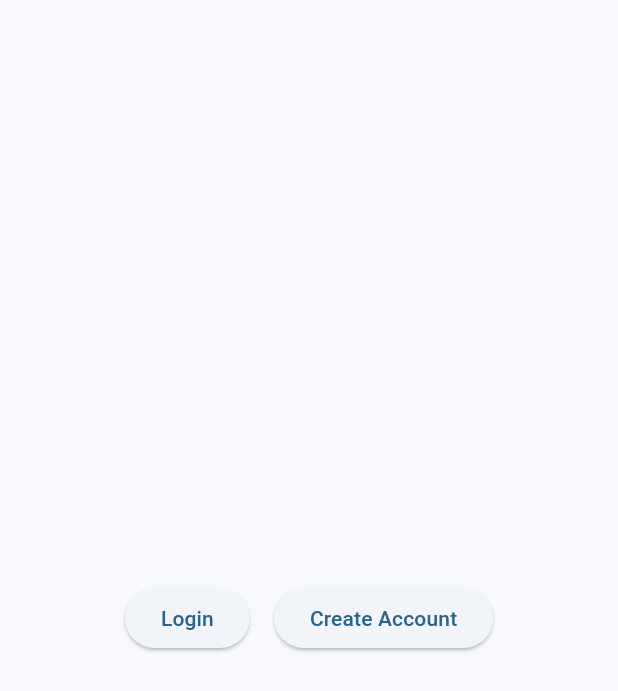
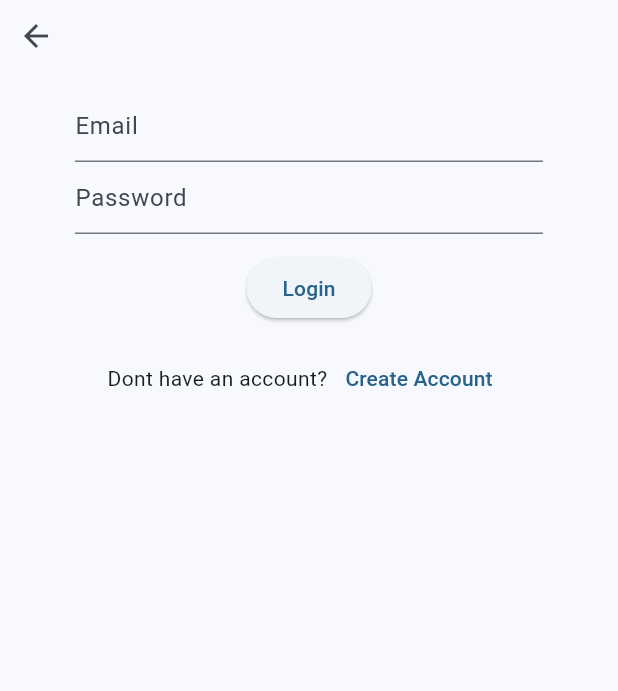
Before and after one commit to AidenAC/UpdateMyUSB, a Flutter app: the UserPage widget shown alone on an empty page, opened directly, after a tap on "Login", on a phone screen of 412 x 824 dp. Shown: the top 691 px of the screen. Run offline on Flutter 3.47's test engine with Material 3 defaults, Android fonts, the phone set to English and light mode, and no system bars; network calls fail.

Commit message:
created login page

```diff
--- a/FrontEnd/updatemyusb_front/lib/user.dart
+++ b/FrontEnd/updatemyusb_front/lib/user.dart
@@ -2,13 +2,22 @@
 
 import 'package:flutter/material.dart';
 
-class UserPage extends StatelessWidget {
+class UserPage extends StatefulWidget {
   const UserPage({super.key});
 
   @override
+  State<UserPage> createState() => _UserPageState();
+}
+
+class _UserPageState extends State<UserPage> {
+  var userIndex = 0;
+  late Widget userAction;
+
+  @override
   Widget build(BuildContext context) {
-    return Center(
-      child: Row(
+    switch (userIndex) {
+      case 0:
+        userAction = Row(
         mainAxisAlignment: MainAxisAlignment.center,
         children: [
           Padding(
@@ -16,6 +25,9 @@ class UserPage extends StatelessWidget {
             child: ElevatedButton(
               onPressed: () {
                 print('login');
+                setState(() {
+                  userIndex = 1;
+                });
               },
               child: const Text('Login'),
             ),
@@ -30,7 +42,70 @@ class UserPage extends StatelessWidget {
             ),
           ),
         ],
-      ),
+      );
+      case 1:
+        userAction = Column(
+          children: [
+            Row(
+              children: [
+                BackButton(
+                  onPressed: () {
+                    setState(() {
+                      userIndex = 0;
+                    });
+                  },
+                ),
+              ],
+            ),
+            Padding(
+              padding: const EdgeInsets.only(
+                top: 12.0,
+                bottom: 12.0,
+                left: 50.0,
+                right: 50.0,
+              ),
+              child: Form(
+                child: Column (
+                  children: [
+                    TextFormField(
+                      decoration: const InputDecoration(
+                        hintText: 'Email',
+                      ),
+                    ),
+                    TextFormField(
+                      decoration: const InputDecoration(
+                        hintText: 'Password',
+                      ),
+                    ),
+                    Padding(
+                      padding: const EdgeInsets.only(top: 12.0),
+                      child: ElevatedButton(
+                        onPressed: () {print('logged in');},
+                        child: const Text('Login'),
+                      ),
+                    ),
+                  ],
+                ),
+              ),
+            ),
+            Row(
+              mainAxisAlignment: MainAxisAlignment.center,
+              children: [
+                const Text('Dont have an account?'),
+                TextButton(
+                  onPressed: () {print('create an account');},
+                  child: const Text('Create Account'),
+                ),
+              ],
+            ),
+          ],
+        );
+      default:
+        throw UnimplementedError();
+    }
+
+    return Center(
+      child: userAction,
     );
   }
 }
```
